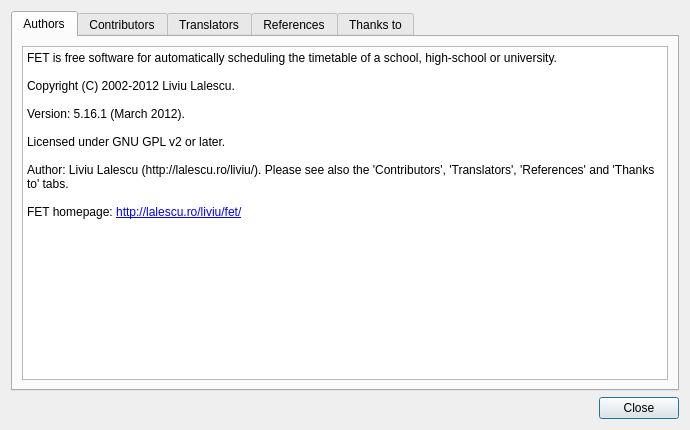
Old version of the form fet/src/interface/helpaboutform_template.ui in the repository vonmecheln/fet.
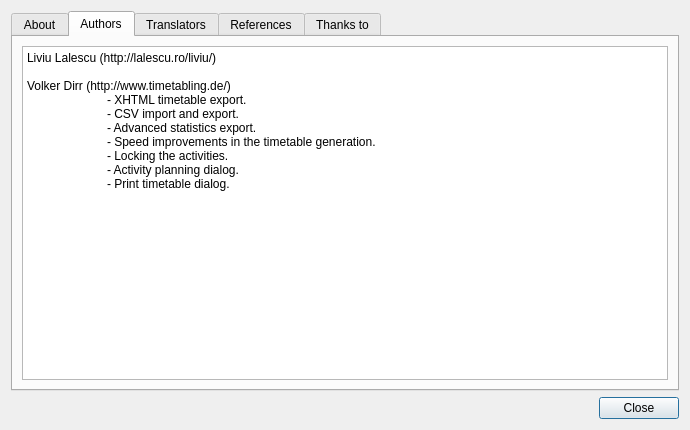
New version of the form. The open tabs and pages were chosen to show the change.

Patch:
```diff
--- a/fet/src/interface/helpaboutform_template.ui
+++ b/fet/src/interface/helpaboutform_template.ui
@@ -22,9 +22,9 @@
      <property name="usesScrollButtons">
       <bool>true</bool>
      </property>
-     <widget class="QWidget" name="authorsTab">
+     <widget class="QWidget" name="aboutTab">
       <attribute name="title">
-       <string>Authors</string>
+       <string>About</string>
       </attribute>
       <layout class="QGridLayout">
        <property name="margin">
@@ -34,7 +34,7 @@
         <number>6</number>
        </property>
        <item row="0" column="0">
-        <widget class="QTextBrowser" name="authorsTextBrowser">
+        <widget class="QTextBrowser" name="aboutTextBrowser">
          <property name="html">
           <string>&lt;!DOCTYPE HTML PUBLIC &quot;-//W3C//DTD HTML 4.0//EN&quot; &quot;http://www.w3.org/TR/REC-html40/strict.dtd&quot;&gt;
 &lt;html&gt;&lt;head&gt;&lt;meta name=&quot;qrichtext&quot; content=&quot;1&quot; /&gt;&lt;style type=&quot;text/css&quot;&gt;
@@ -42,14 +42,12 @@
 &lt;/style&gt;&lt;/head&gt;&lt;body style=&quot; font-family:'Sans'; font-size:10pt; font-weight:400; font-style:normal;&quot;&gt;
 &lt;p style=&quot; margin-top:0px; margin-bottom:0px; margin-left:0px; margin-right:0px; -qt-block-indent:0; text-indent:0px;&quot;&gt;&lt;span style=&quot; font-family:'Sans Serif'; font-size:9pt;&quot;&gt;FET is free software for automatically scheduling the timetable of a school, high-school or university.&lt;/span&gt;&lt;/p&gt;
 &lt;p style=&quot;-qt-paragraph-type:empty; margin-top:0px; margin-bottom:0px; margin-left:0px; margin-right:0px; -qt-block-indent:0; text-indent:0px; font-family:'Sans Serif'; font-size:9pt;&quot;&gt;&lt;br /&gt;&lt;/p&gt;
-&lt;p style=&quot; margin-top:0px; margin-bottom:0px; margin-left:0px; margin-right:0px; -qt-block-indent:0; text-indent:0px;&quot;&gt;&lt;span style=&quot; font-family:'Sans Serif'; font-size:9pt;&quot;&gt;Copyright (C) 2002-2012 Liviu Lalescu.&lt;/span&gt;&lt;/p&gt;
+&lt;p style=&quot; margin-top:0px; margin-bottom:0px; margin-left:0px; margin-right:0px; -qt-block-indent:0; text-indent:0px;&quot;&gt;&lt;span style=&quot; font-family:'Sans Serif'; font-size:9pt;&quot;&gt;Copyright (C) 2002-2012 Liviu Lalescu, Volker Dirr&lt;/span&gt;&lt;/p&gt;
 &lt;p style=&quot;-qt-paragraph-type:empty; margin-top:0px; margin-bottom:0px; margin-left:0px; margin-right:0px; -qt-block-indent:0; text-indent:0px; font-family:'Sans Serif'; font-size:9pt;&quot;&gt;&lt;br /&gt;&lt;/p&gt;
-&lt;p style=&quot; margin-top:0px; margin-bottom:0px; margin-left:0px; margin-right:0px; -qt-block-indent:0; text-indent:0px;&quot;&gt;&lt;span style=&quot; font-family:'Sans Serif'; font-size:9pt;&quot;&gt;Version: 5.16.1 (March 2012).&lt;/span&gt;&lt;/p&gt;
+&lt;p style=&quot; margin-top:0px; margin-bottom:0px; margin-left:0px; margin-right:0px; -qt-block-indent:0; text-indent:0px;&quot;&gt;&lt;span style=&quot; font-family:'Sans Serif'; font-size:9pt;&quot;&gt;Version: 5.17.0 (April 2012).&lt;/span&gt;&lt;/p&gt;
 &lt;p style=&quot;-qt-paragraph-type:empty; margin-top:0px; margin-bottom:0px; margin-left:0px; margin-right:0px; -qt-block-indent:0; text-indent:0px; font-family:'Sans Serif'; font-size:9pt;&quot;&gt;&lt;br /&gt;&lt;/p&gt;
 &lt;p style=&quot; margin-top:0px; margin-bottom:0px; margin-left:0px; margin-right:0px; -qt-block-indent:0; text-indent:0px;&quot;&gt;&lt;span style=&quot; font-family:'Sans Serif'; font-size:9pt;&quot;&gt;Licensed under GNU GPL v2 or later.&lt;/span&gt;&lt;/p&gt;
 &lt;p style=&quot;-qt-paragraph-type:empty; margin-top:0px; margin-bottom:0px; margin-left:0px; margin-right:0px; -qt-block-indent:0; text-indent:0px; font-family:'Sans Serif'; font-size:9pt;&quot;&gt;&lt;br /&gt;&lt;/p&gt;
-&lt;p style=&quot; margin-top:0px; margin-bottom:0px; margin-left:0px; margin-right:0px; -qt-block-indent:0; text-indent:0px;&quot;&gt;&lt;span style=&quot; font-size:9pt;&quot;&gt;Author: Liviu Lalescu (http://lalescu.ro/liviu/). &lt;/span&gt;&lt;span style=&quot; font-family:'Sans Serif'; font-size:9pt;&quot;&gt;Please see also the 'Contributors', 'Translators', 'References' and 'Thanks to' tabs.&lt;/span&gt;&lt;/p&gt;
-&lt;p style=&quot;-qt-paragraph-type:empty; margin-top:0px; margin-bottom:0px; margin-left:0px; margin-right:0px; -qt-block-indent:0; text-indent:0px; font-family:'Sans Serif'; font-size:9pt;&quot;&gt;&lt;br /&gt;&lt;/p&gt;
 &lt;p style=&quot; margin-top:0px; margin-bottom:0px; margin-left:0px; margin-right:0px; -qt-block-indent:0; text-indent:0px;&quot;&gt;&lt;span style=&quot; font-family:'Sans Serif'; font-size:9pt;&quot;&gt;FET homepage: &lt;/span&gt;&lt;a href=&quot;http://lalescu.ro/liviu/fet/&quot;&gt;&lt;span style=&quot; font-family:'Sans Serif'; font-size:9pt; text-decoration: underline; color:#0000ff;&quot;&gt;http://lalescu.ro/liviu/fet/&lt;/span&gt;&lt;/a&gt;&lt;/p&gt;
 &lt;p style=&quot;-qt-paragraph-type:empty; margin-top:0px; margin-bottom:0px; margin-left:0px; margin-right:0px; -qt-block-indent:0; text-indent:0px; font-family:'Sans Serif'; font-size:9pt;&quot;&gt;&lt;br /&gt;&lt;/p&gt;&lt;/body&gt;&lt;/html&gt;</string>
          </property>
@@ -57,9 +55,9 @@
        </item>
       </layout>
      </widget>
-     <widget class="QWidget" name="contributorsTab">
+     <widget class="QWidget" name="authorsTab">
       <attribute name="title">
-       <string>Contributors</string>
+       <string>Authors</string>
       </attribute>
       <layout class="QGridLayout">
        <property name="margin">
@@ -69,12 +67,14 @@
         <number>6</number>
        </property>
        <item row="0" column="0">
-        <widget class="QTextBrowser" name="contributorsTextBrowser">
+        <widget class="QTextBrowser" name="authorsTextBrowser">
          <property name="html">
           <string>&lt;!DOCTYPE HTML PUBLIC &quot;-//W3C//DTD HTML 4.0//EN&quot; &quot;http://www.w3.org/TR/REC-html40/strict.dtd&quot;&gt;
 &lt;html&gt;&lt;head&gt;&lt;meta name=&quot;qrichtext&quot; content=&quot;1&quot; /&gt;&lt;style type=&quot;text/css&quot;&gt;
 p, li { white-space: pre-wrap; }
 &lt;/style&gt;&lt;/head&gt;&lt;body style=&quot; font-family:'Sans'; font-size:10pt; font-weight:400; font-style:normal;&quot;&gt;
+&lt;p style=&quot; margin-top:0px; margin-bottom:0px; margin-left:0px; margin-right:0px; -qt-block-indent:0; text-indent:0px;&quot;&gt;&lt;span style=&quot; font-size:9pt;&quot;&gt;Liviu Lalescu (http://lalescu.ro/liviu/)&lt;/span&gt;&lt;/p&gt;
+&lt;p style=&quot;-qt-paragraph-type:empty; margin-top:0px; margin-bottom:0px; margin-left:0px; margin-right:0px; -qt-block-indent:0; text-indent:0px; font-size:9pt;&quot;&gt;&lt;br /&gt;&lt;/p&gt;
 &lt;p style=&quot; margin-top:0px; margin-bottom:0px; margin-left:0px; margin-right:0px; -qt-block-indent:0; text-indent:0px;&quot;&gt;&lt;span style=&quot; font-size:9pt;&quot;&gt;Volker Dirr (http://www.timetabling.de/)&lt;/span&gt;&lt;/p&gt;
 &lt;p style=&quot; margin-top:0px; margin-bottom:0px; margin-left:0px; margin-right:0px; -qt-block-indent:0; text-indent:0px;&quot;&gt;&lt;span style=&quot; font-size:9pt;&quot;&gt;	- XHTML timetable export.&lt;/span&gt;&lt;/p&gt;
 &lt;p style=&quot; margin-top:0px; margin-bottom:0px; margin-left:0px; margin-right:0px; -qt-block-indent:0; text-indent:0px;&quot;&gt;&lt;span style=&quot; font-size:9pt;&quot;&gt;	- CSV import and export.&lt;/span&gt;&lt;/p&gt;
@@ -82,6 +82,7 @@
 &lt;p style=&quot; margin-top:0px; margin-bottom:0px; margin-left:0px; margin-right:0px; -qt-block-indent:0; text-indent:0px;&quot;&gt;&lt;span style=&quot; font-size:9pt;&quot;&gt;	- Speed improvements in the timetable generation.&lt;/span&gt;&lt;/p&gt;
 &lt;p style=&quot; margin-top:0px; margin-bottom:0px; margin-left:0px; margin-right:0px; -qt-block-indent:0; text-indent:0px;&quot;&gt;&lt;span style=&quot; font-size:9pt;&quot;&gt;	- Locking the activities.&lt;/span&gt;&lt;/p&gt;
 &lt;p style=&quot; margin-top:0px; margin-bottom:0px; margin-left:0px; margin-right:0px; -qt-block-indent:0; text-indent:0px;&quot;&gt;&lt;span style=&quot; font-size:9pt;&quot;&gt;	- Activity planning dialog.&lt;/span&gt;&lt;/p&gt;
+&lt;p style=&quot; margin-top:0px; margin-bottom:0px; margin-left:0px; margin-right:0px; -qt-block-indent:0; text-indent:0px;&quot;&gt;&lt;span style=&quot; font-size:9pt;&quot;&gt;	- Print timetable dialog.&lt;/span&gt;&lt;/p&gt;
 &lt;p style=&quot;-qt-paragraph-type:empty; margin-top:0px; margin-bottom:0px; margin-left:0px; margin-right:0px; -qt-block-indent:0; text-indent:0px; font-size:9pt;&quot;&gt;&lt;br /&gt;&lt;/p&gt;&lt;/body&gt;&lt;/html&gt;</string>
          </property>
         </widget>
```
Left out of the diff: 6 changed lines with no effect on the pictures.
